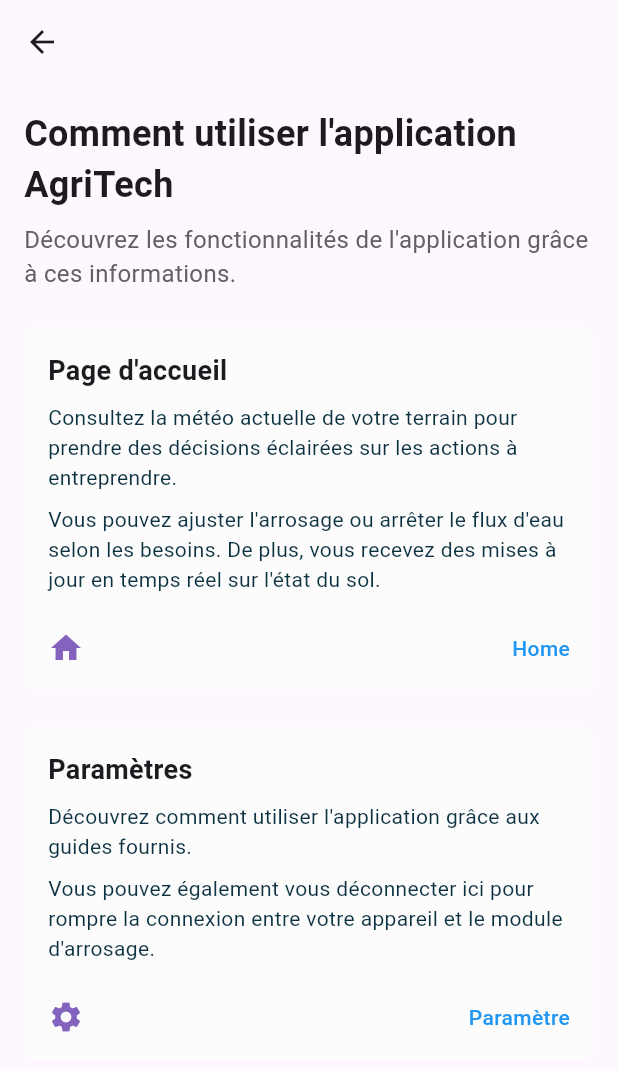
After one commit to Julio23F/agri_tech, a Flutter app: the InfoApp screen opened directly, on a phone screen of 412 x 824 dp. The commit adds this screen. Shown: the top 1071 px of the screen. Run offline on Flutter 3.47's test engine with Material 3 defaults, Android fonts, the phone set to English and light mode, and no system bars; our stand-ins replace flutter_bluetooth_serial, page_transition; network calls fail.

Commit message:
add infoPage

```diff
--- a/lib/main.dart
+++ b/lib/main.dart
@@ -1,6 +1,4 @@
-import 'package:bluetooth/views/controll_page.dart';
 import 'package:bluetooth/views/home_page.dart';
-import 'package:bluetooth/views/start_page.dart';
 import 'package:flutter/material.dart';
 
 void main() {
--- a/lib/views/controll_page.dart
+++ b/lib/views/controll_page.dart
@@ -27,7 +27,6 @@
         Expanded(
           child: [
             HomePage(),
-            SettingPage(connection: widget.connection, humidityHistory: widget.humidityHistory),
           ][_currentIndex],
         ),
         BottomNavigationBar(
--- a/lib/views/home_page.dart
+++ b/lib/views/home_page.dart
@@ -418,7 +418,7 @@
                                 ),
                               ),
                               ColorFiltered(
-                                colorFilter: isWatered?ColorFilter.matrix(<double>[
+                                colorFilter: !isWatered?ColorFilter.matrix(<double>[
                                   0.9, 0.2, 0.1, 0, 0,
                                   0.5, 0.3, 0.1, 0, 0,
                                   0.3, 0.2, 0.1, 0, 0,
--- /dev/null
+++ b/lib/views/infoApp.dart
@@ -0,0 +1,147 @@
+import 'package:flutter/material.dart';
+
+class InfoApp extends StatefulWidget {
+  const InfoApp({super.key});
+
+  @override
+  State<InfoApp> createState() => _InfoAppState();
+}
+
+class _InfoAppState extends State<InfoApp> {
+  @override
+  Widget build(BuildContext context) {
+    return Scaffold(
+      appBar: AppBar(
+        backgroundColor: Colors.transparent,
+        elevation: 0,
+      ),
+      body: Padding(
+        padding: const EdgeInsets.all(16.0),
+        child: ListView(
+          children: [
+            const Text(
+              "Comment utiliser l'application AgriTech",
+              style: TextStyle(
+                fontSize: 24,
+                fontWeight: FontWeight.bold,
+              ),
+            ),
+            const SizedBox(height: 8),
+            Text(
+              "Découvrez les fonctionnalités de l'application grâce à ces informations.",
+              style: TextStyle(
+                fontSize: 16,
+                color: Colors.grey[700],
+              ),
+            ),
+
+            // HomePage
+            const InfoSection(
+                title: 'Page d\'accueil',
+                icon: Icons.home,
+                content: [
+                  "Consultez la météo actuelle de votre terrain pour prendre des décisions éclairées sur les actions à entreprendre.",
+                  "Vous pouvez ajuster l'arrosage ou arrêter le flux d'eau selon les besoins. De plus, vous recevez des mises à jour en temps réel sur l'état du sol.",
+                ],
+                page: "Home"
+            ),
+
+
+            // Paramètres
+            const InfoSection(
+                title: 'Paramètres',
+                icon: Icons.settings,
+                content: [
+                  "Découvrez comment utiliser l'application grâce aux guides fournis.",
+                  "Vous pouvez également vous déconnecter ici pour rompre la connexion entre votre appareil et le module d'arrosage.",
+                ],
+                page: "Paramètre"
+            ),
+          ],
+        ),
+      ),
+    );
+  }
+}
+
+class InfoSection extends StatelessWidget {
+  final String title;
+  final IconData icon;
+  final List<String> content;
+  final String page;
+
+
+  const InfoSection({super.key,
+    required this.title,
+    required this.icon,
+    required this.content,
+    required this.page,
+  });
+
+  @override
+  Widget build(BuildContext context) {
+    return Container(
+      padding: const EdgeInsets.all(16),
+      margin: const EdgeInsets.only(top: 24),
+      decoration: BoxDecoration(
+        color: Color(0xfffcfcfc),
+        borderRadius: BorderRadius.circular(8),
+      ),
+      child: Column(
+        crossAxisAlignment: CrossAxisAlignment.start,
+        children: [
+          Text(
+            title,
+            style: const TextStyle(
+              fontSize: 18,
+              fontWeight: FontWeight.bold,
+            ),
+          ),
+          const SizedBox(height: 8),
+          Column(
+            crossAxisAlignment: CrossAxisAlignment.start,
+            children: content
+                .map((item) => Column(
+              crossAxisAlignment: CrossAxisAlignment.start,
+              children: [
+                Text(
+                  item,
+                  style: TextStyle(
+                    fontSize: 14,
+                    color: Color(0xff0c3141),
+                  ),
+                ),
+                const SizedBox(height: 8.0),
+              ],
+            ))
+                .toList(),
+          ),
+
+          const SizedBox(height: 16),
+          Row(
+            mainAxisAlignment: MainAxisAlignment.spaceBetween,
+            children: [
+              Row(
+                children: [
+                  Icon(
+                    icon,
+                    color: const Color(0xff8463BE),
+                  ),
+                  const SizedBox(width: 8),
+                ],
+              ),
+              Text(
+                page,
+                style: const TextStyle(
+                  fontSize: 14,
+                  fontWeight: FontWeight.w500,
+                  color: Colors.blue,
+                ),
+              ),
+            ],
+          ),
+        ],
+      ),
+    );
+  }
+}
--- a/pubspec.yaml
+++ b/pubspec.yaml
@@ -42,6 +42,7 @@
   #  flutter_bluetooth_basic: ^0.1.7
   flutter_bluetooth_serial: ^0.4.0
   http: ^1.2.2
+  page_transition: ^2.1.0
 
 dev_dependencies:
   flutter_test:
```
Also changed, not shown: lib/views/setting.dart (+24 -87 lines), pubspec.lock.
